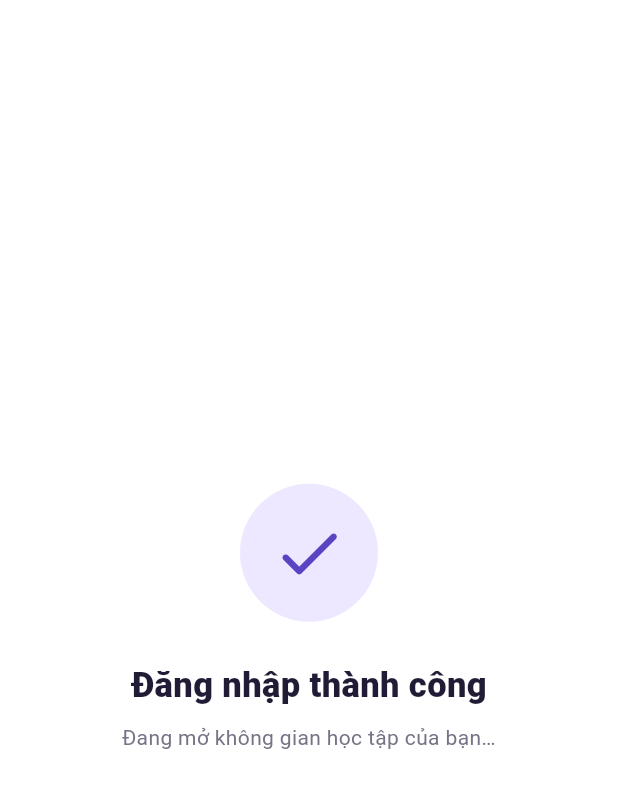
After one commit to Project-Mobile-N05/team_Truong_Son_Sy, a Flutter app: the LoginSuccessScreen screen opened directly, on a phone screen of 412 x 824 dp. The commit adds this screen. Shown: the top 788 px of the screen. Run offline on Flutter 3.47's test engine with Material 3 defaults, Android fonts, the phone set to English and light mode, and no system bars; our stand-ins replace cloud_firestore, firebase_auth, firebase_core; accounts and stored records are empty.

Commit message:
update animation login

```diff
--- /dev/null
+++ b/student_deadline_manager/lib/widgets/login_success_screen.dart
@@ -0,0 +1,103 @@
+import 'package:flutter/material.dart';
+
+class LoginSuccessScreen extends StatefulWidget {
+  const LoginSuccessScreen({super.key});
+
+  @override
+  State<LoginSuccessScreen> createState() => _LoginSuccessScreenState();
+}
+
+class _LoginSuccessScreenState extends State<LoginSuccessScreen>
+    with SingleTickerProviderStateMixin {
+  late final AnimationController _controller;
+  late final Animation<double> _checkScale;
+  late final Animation<double> _textOpacity;
+  late final Animation<Offset> _textOffset;
+
+  @override
+  void initState() {
+    super.initState();
+    _controller = AnimationController(
+      vsync: this,
+      duration: const Duration(milliseconds: 650),
+    )..forward();
+    _checkScale = CurvedAnimation(
+      parent: _controller,
+      curve: Curves.elasticOut,
+    );
+    _textOpacity = CurvedAnimation(
+      parent: _controller,
+      curve: const Interval(0.28, 1, curve: Curves.easeOut),
+    );
+    _textOffset = Tween<Offset>(
+      begin: const Offset(0, 0.16),
+      end: Offset.zero,
+    ).animate(_textOpacity);
+  }
+
+  @override
+  void dispose() {
+    _controller.dispose();
+    super.dispose();
+  }
+
+  @override
+  Widget build(BuildContext context) {
+    return Scaffold(
+      backgroundColor: Colors.white,
+      body: SafeArea(
+        child: Center(
+          child: Column(
+            mainAxisSize: MainAxisSize.min,
+            children: [
+              ScaleTransition(
+                scale: _checkScale,
+                child: Container(
+                  width: 92,
+                  height: 92,
+                  decoration: const BoxDecoration(
+                    color: Color(0xFFEDE8FF),
+                    shape: BoxShape.circle,
+                  ),
+                  child: const Icon(
+                    Icons.check_rounded,
+                    color: Color(0xFF5B43C2),
+                    size: 52,
+                  ),
+                ),
+              ),
+              const SizedBox(height: 26),
+              FadeTransition(
+                opacity: _textOpacity,
+                child: SlideTransition(
+                  position: _textOffset,
+                  child: const Column(
+                    children: [
+                      Text(
+                        'Đăng nhập thành công',
+                        style: TextStyle(
+                          color: Color(0xFF211B36),
+                          fontSize: 23,
+                          fontWeight: FontWeight.w800,
+                        ),
+                      ),
+                      SizedBox(height: 8),
+                      Text(
+                        'Đang mở không gian học tập của bạn…',
+                        textAlign: TextAlign.center,
+                        style: TextStyle(
+                          color: Color(0xFF777286),
+                          fontSize: 14,
+                        ),
+                      ),
+                    ],
+                  ),
+                ),
+              ),
+            ],
+          ),
+        ),
+      ),
+    );
+  }
+}
```
Also changed, not shown: student_deadline_manager/lib/main.dart (+56 -10 lines), 1 other file.
